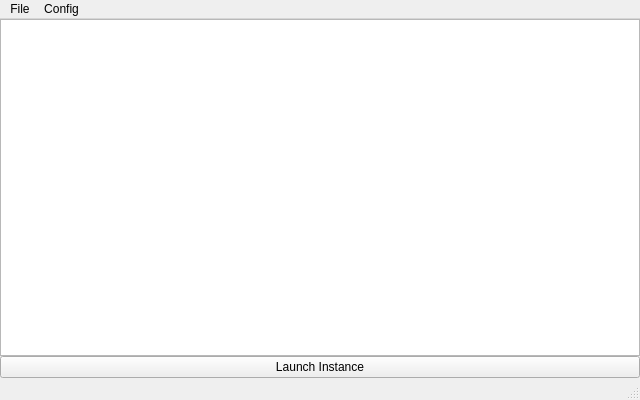
The window that multibound2/mainwindow.ui (zetaPRIME/MultiBound2) describes before a commit, drawn with Qt 5.
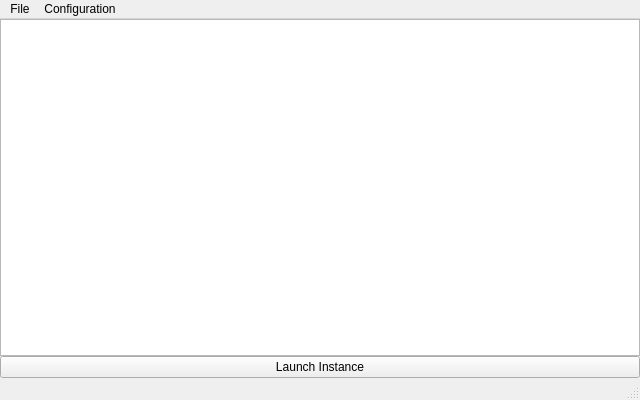
The same window after the commit.

Commit message: full word looks better here

```diff
--- a/multibound2/mainwindow.ui
+++ b/multibound2/mainwindow.ui
@@ -85,7 +85,7 @@
    </widget>
    <widget class="QMenu" name="menuConfig">
     <property name="title">
-     <string>Config</string>
+     <string>Configuration</string>
     </property>
     <addaction name="actionUpdateSteamMods"/>
    </widget>
```
